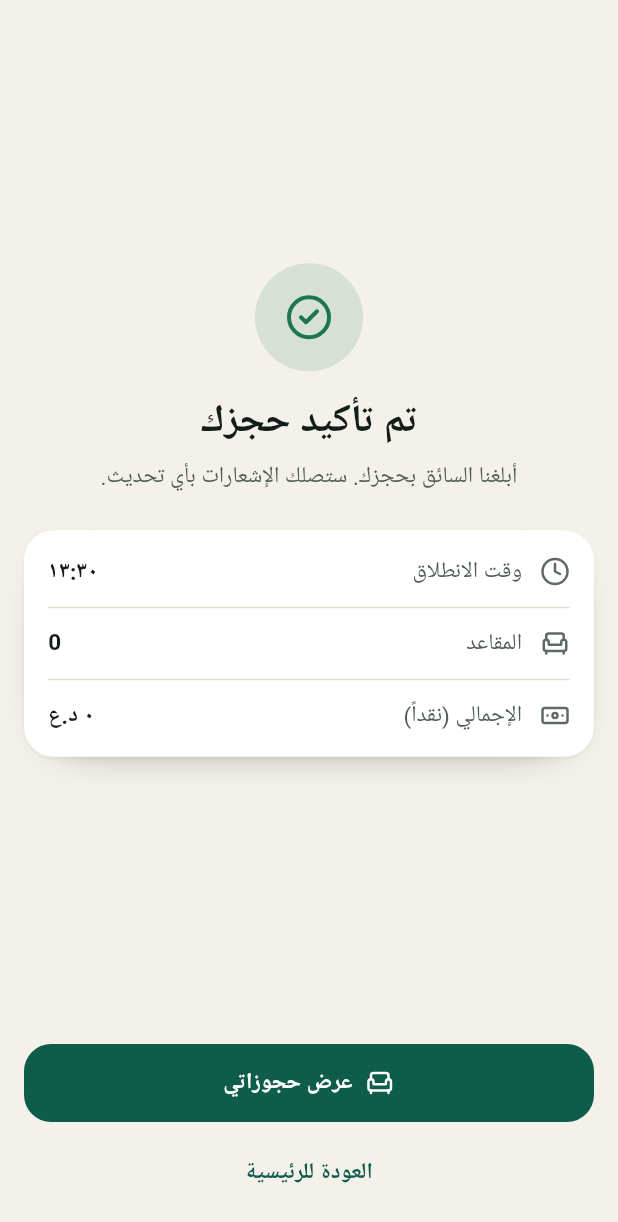
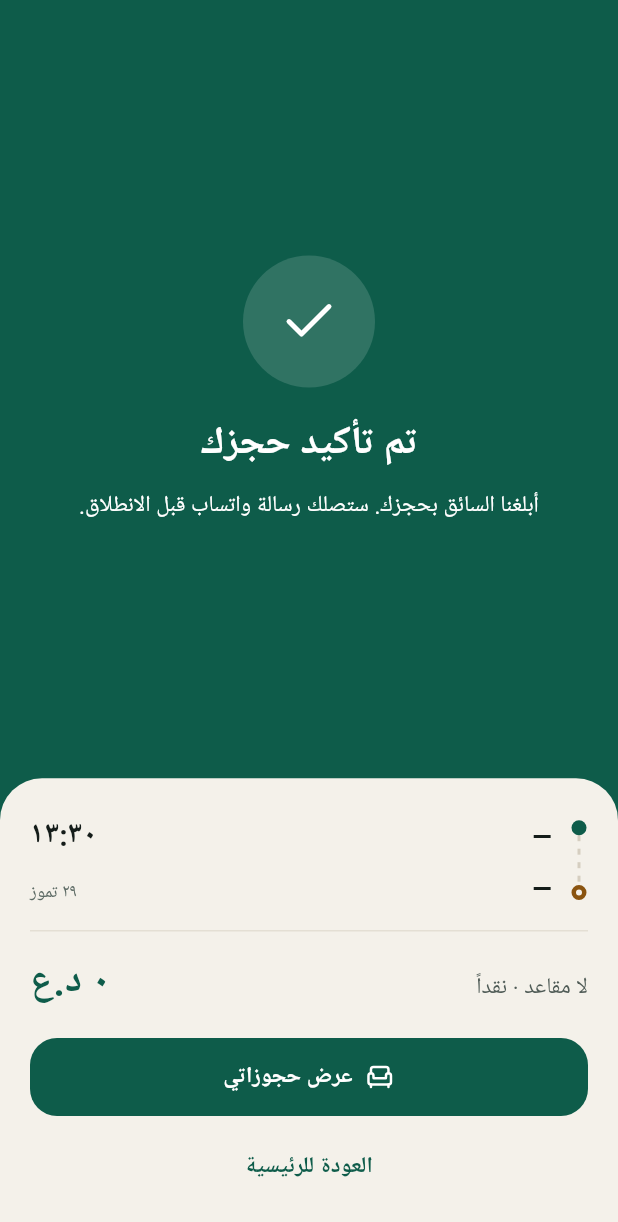
Before and after one commit to jaafer272007-design/taxi-app, a Flutter app: the BookingConfirmationScreen screen opened directly with empty values, on a phone screen of 412 x 824 dp. Shown: the top 1222 px of the screen. Run offline on Flutter 3.47's test engine with Material 3 defaults, Android fonts, the phone set to English and light mode, and no system bars; our stand-ins replace dio, flutter_map, flutter_secure_storage, geolocator, google_fonts, image_picker and 3 more; accounts and stored records are empty; Roboto replaces fonts that are missing (Cairo).

Commit message:
fix(rider): const _SectionLabel + full-bleed confirmation screen [update-goldens]
Two changes:

1. flutter analyze failed on prefer_const_constructors for the two
   _SectionLabel call sites. Worth noting for later screens: analyze here
   exits non-zero on INFO-level lints, not just errors.

2. Confirmation screen rebuilt full-bleed per the hand-off — a pine field
   carrying the confirmation with the recap sheet rising over it, rather than
   another card in a scroll view. It is the one screen in the flow allowed to
   fill the display.

   Hierarchy on the pine field comes from size and weight, not opacity. The
   hand-off fades its supporting copy to 72% white; an alpha wash makes the
   measured ratio depend on the blend, so everything there uses full onPrimary
   (7.93 light / 7.64 dark) and steps down in size instead. The badge behind
   the check is pre-blended with Color.alphaBlend so it is opaque and fixed.

   The hand-off's saffron check is dropped for the same reason as the route
   rail's ring in PR 2: it works on light's dark pine but measures 1.15:1 on
   dark's bright mint.

Also adds formatSeats() to the shared numerals — Arabic has a dual, so two
seats is 'مقعدان', never '٢ مقاعد'. The booking total bar and the recap both
use it; unit-tested alongside the other numeral helpers.

Co-Authored-By: Claude Opus 5 <noreply@anthropic.com>
Claude-Session: https://claude.ai/code/session_01L3Akozve2JbXHPMwcQo6Sd

```diff
--- a/apps/rider/lib/booking/booking_confirmation_screen.dart
+++ b/apps/rider/lib/booking/booking_confirmation_screen.dart
@@ -6,9 +6,27 @@ import 'booking_api.dart';
 import 'my_bookings_controller.dart';
 import 'my_bookings_screen.dart';
 
-/// Success screen after a seat is reserved: a confirmation hero, a recap of the
-/// trip + seats + total fare, and a path to "حجوزاتي". Takes plain values (not
-/// the controller) so it outlives the booking form's provider.
+/// Success screen after a seat is reserved.
+///
+/// Full-bleed per the hand-off: a pine field carrying the confirmation, with the
+/// recap sheet rising over it. It is a moment, not another card in a list — the
+/// one screen in the flow that is allowed to fill the display.
+///
+/// Takes plain values (not the controller) so it outlives the booking form's
+/// provider.
+///
+/// ## Contrast on the pine field
+///
+/// Hierarchy here comes from **size and weight, not opacity**. The hand-off
+/// fades its supporting copy to 72% white; an alpha wash makes the measured
+/// ratio depend on the blend, so everything on the field uses full `onPrimary`
+/// (7.93:1 light / 7.64:1 dark) and steps down in size instead.
+///
+/// The hand-off also puts a saffron check in the badge. That works in light
+/// (saffron on dark pine) but not in dark, where `primary` is a bright mint and
+/// the saffron measures 1.15:1 — the same conflict as the route rail's ring in
+/// PR 2, resolved the same way: `onPrimary` ink, distinguished by the badge
+/// behind it.
 class BookingConfirmationScreen extends StatelessWidget {
   const BookingConfirmationScreen({
     super.key,
@@ -24,6 +42,9 @@ class BookingConfirmationScreen extends StatelessWidget {
   final DateTime departureTime;
   final String? originCity;
   final String? destCity;
+
+  /// Hand-off badge diameter.
+  static const double _badge = 88;
 
   void _openMyBookings(BuildContext context) {
     final api = context.read<BookingApi>();
@@ -42,60 +63,162 @@ class BookingConfirmationScreen extends StatelessWidget {
     final space = context.space;
     final colors = context.colors;
 
-    return AppScaffold(
-      bottomBar: Column(
-        mainAxisSize: MainAxisSize.min,
+    return Scaffold(
+      backgroundColor: colors.primary,
+      body: Column(
         children: [
-          AppButton(
-            label: 'عرض حجوزاتي',
-            icon: AppIcons.seat,
-            onPressed: () => _openMyBookings(context),
+          // ── The moment ────────────────────────────────────────────────
+          Expanded(
+            child: SafeArea(
+              bottom: false,
+              child: Center(
+                child: Padding(
+                  padding: EdgeInsets.symmetric(horizontal: space.xl3),
+                  child: Column(
+                    mainAxisSize: MainAxisSize.min,
+                    children: [
+                      Container(
+                        width: _badge,
+                        height: _badge,
+                        alignment: Alignment.center,
+                        decoration: BoxDecoration(
+                          // Opaque: pre-blended rather than a live alpha wash,
+                          // so the badge's contrast is fixed and measurable.
+                          color: Color.alphaBlend(
+                            colors.onPrimary.withValues(alpha: 0.14),
+                            colors.primary,
+                          ),
+                          shape: BoxShape.circle,
+                        ),
+                        child: Icon(AppIcons.check,
+                            size: space.xl4, color: colors.onPrimary),
+                      ),
+                      SizedBox(height: space.xl),
+                      Text(
+                        'تم تأكيد حجزك',
+                        textAlign: TextAlign.center,
+                        style: context.text.h1
+                            .copyWith(color: colors.onPrimary),
+                      ),
+                      SizedBox(height: space.md),
+                      Text(
+                        'أبلغنا السائق بحجزك. ستصلك رسالة واتساب قبل الانطلاق.',
+                        textAlign: TextAlign.center,
+                        style: context.text.body
+                            .copyWith(color: colors.onPrimary),
+                      ),
+                    ],
+                  ),
+                ),
+              ),
+            ),
           ),
-          SizedBox(height: space.sm),
-          AppButton(
-            label: 'العودة للرئيسية',
-            variant: AppButtonVariant.ghost,
-            onPressed: () =>
+          // ── The recap, rising over it ─────────────────────────────────
+          _RecapSheet(
+            seatCount: seatCount,
+            fare: fare,
+            departureTime: departureTime,
+            originCity: originCity,
+            destCity: destCity,
+            onOpenBookings: () => _openMyBookings(context),
+            onHome: () =>
                 Navigator.of(context).popUntil((route) => route.isFirst),
           ),
         ],
       ),
-      body: Center(
-        child: SingleChildScrollView(
-          padding: EdgeInsets.symmetric(vertical: space.xl2),
+    );
+  }
+}
+
+class _RecapSheet extends StatelessWidget {
+  const _RecapSheet({
+    required this.seatCount,
+    required this.fare,
+    required this.departureTime,
+    required this.originCity,
+    required this.destCity,
+    required this.onOpenBookings,
+    required this.onHome,
+  });
+
+  final int seatCount;
+  final int fare;
+  final DateTime departureTime;
+  final String? originCity;
+  final String? destCity;
+  final VoidCallback onOpenBookings;
+  final VoidCallback onHome;
+
+  @override
+  Widget build(BuildContext context) {
+    final space = context.space;
+    final colors = context.colors;
+
+    return Container(
+      width: double.infinity,
+      decoration: BoxDecoration(
+        color: colors.background,
+        borderRadius: context.radii.sheetTop,
+      ),
+      child: SafeArea(
+        top: false,
+        child: Padding(
+          padding: EdgeInsets.fromLTRB(
+            space.xl,
+            space.xl2,
+            space.xl,
+            space.xl,
+          ),
           child: Column(
             mainAxisSize: MainAxisSize.min,
             crossAxisAlignment: CrossAxisAlignment.stretch,
             children: [
-              Align(
-                alignment: Alignment.center,
-                child: Container(
-                  width: space.xl4 + space.xl3, // 72
-                  height: space.xl4 + space.xl3,
-                  alignment: Alignment.center,
-                  decoration: BoxDecoration(
-                    color: colors.success.withValues(alpha: 0.14),
-                    shape: BoxShape.circle,
+              RouteRail(
+                variant: RouteRailVariant.compact,
+                origin: _EndpointRow(
+                  city: originCity,
+                  trailing: Text(
+                    formatTime(departureTime),
+                    style: context.text.h2.tabular
+                        .copyWith(color: colors.textPrimary),
                   ),
-                  child: Icon(AppIcons.success,
-                      color: colors.success, size: space.xl3),
+                ),
+                destination: _EndpointRow(
+                  city: destCity,
+                  trailing: Text(
+                    formatDayShortBaghdad(departureTime),
+                    style: context.text.caption
+                        .copyWith(color: colors.textMuted),
+                  ),
                 ),
               ),
               SizedBox(height: space.lg),
-              Text('تم تأكيد حجزك',
-                  style: context.text.h1.copyWith(color: colors.textPrimary),
-                  textAlign: TextAlign.center),
+              Divider(height: 1, color: colors.border),
+              SizedBox(height: space.lg),
+              Row(
+                crossAxisAlignment: CrossAxisAlignment.baseline,
+                textBaseline: TextBaseline.alphabetic,
+                children: [
+                  Text('${formatSeats(seatCount)} · نقداً',
+                      style: context.text.body
+                          .copyWith(color: colors.textSecondary)),
+                  const Spacer(),
+                  Text(formatPrice(fare),
+                      style: context.text.h1.tabular
+                          .copyWith(color: colors.primary)),
+                ],
+              ),
+              SizedBox(height: space.xl),
+              AppButton(
+                label: 'عرض حجوزاتي',
+                icon: AppIcons.seat,
+                onPressed: onOpenBookings,
+              ),
               SizedBox(height: space.sm),
-              Text('أبلغنا السائق بحجزك. ستصلك الإشعارات بأي تحديث.',
-                  style: context.text.body.copyWith(color: colors.textSecondary),
-                  textAlign: TextAlign.center),
-              SizedBox(height: space.xl2),
-              _SummaryCard(
-                seatCount: seatCount,
-                fare: fare,
-                departureTime: departureTime,
-                originCity: originCity,
-                destCity: destCity,
+              AppButton(
+                label: 'العودة للرئيسية',
+                variant: AppButtonVariant.ghost,
+                onPressed: onHome,
               ),
             ],
           ),
@@ -105,90 +228,28 @@ class BookingConfirmationScreen extends StatelessWidget {
   }
 }
 
-class _SummaryCard extends StatelessWidget {
-  const _SummaryCard({
-    required this.seatCount,
-    required this.fare,
-    required this.departureTime,
-    this.originCity,
-    this.destCity,
-  });
+/// A city on the recap rail, with its time/date on the trailing edge.
+class _EndpointRow extends StatelessWidget {
+  const _EndpointRow({required this.city, required this.trailing});
 
-  final int seatCount;
-  final int fare;
-  final DateTime departureTime;
-  final String? originCity;
-  final String? destCity;
+  final String? city;
+  final Widget trailing;
 
   @override
   Widget build(BuildContext context) {
-    final route = (originCity != null && destCity != null)
-        ? '${cityArName(originCity!)} إلى ${cityArName(destCity!)}'
-        : null;
-
-    return AppCard(
-      child: Column(
-        children: [
-          if (route != null)
-            _Row(icon: AppIcons.route, label: 'المسار', value: route),
-          _Row(
-            icon: AppIcons.clock,
-            label: 'وقت الانطلاق',
-            value: formatTime(departureTime),
+    return Row(
+      crossAxisAlignment: CrossAxisAlignment.baseline,
+      textBaseline: TextBaseline.alphabetic,
+      children: [
+        Expanded(
+          child: Text(
+            city == null ? '—' : cityArName(city!),
+            style: context.text.title,
+            maxLines: 1,
+            overflow: TextOverflow.ellipsis,
           ),
-          _Row(
-            icon: AppIcons.seat,
-            label: 'المقاعد',
-            value: '$seatCount',
-          ),
-          _Row(
-            icon: AppIcons.cash,
-            label: 'الإجمالي (نقداً)',
-            value: formatPrice(fare),
-            last: true,
-          ),
-        ],
-      ),
-    );
-  }
-}
-
-class _Row extends StatelessWidget {
-  const _Row({
-    required this.icon,
-    required this.label,
-    required this.value,
-    this.last = false,
-  });
-
-  final IconData icon;
-  final String label;
-  final String value;
-  final bool last;
-
-  @override
-  Widget build(BuildContext context) {
-    final colors = context.colors;
-    final space = context.space;
-    return Column(
-      children: [
-        Row(
-          children: [
-            Icon(icon, size: space.xl, color: colors.textMuted),
-            SizedBox(width: space.md),
-            Text(label,
-                style: context.text.body.copyWith(color: colors.textSecondary)),
-            const Spacer(),
-            Text(value,
-                style: context.text.bodyStrong.tabular
-                    .copyWith(color: colors.textPrimary)),
-          ],
         ),
-        if (!last) ...[
-          SizedBox(height: space.md),
-          Divider(height: 1, color: colors.border),
-          SizedBox(height: space.md),
-        ],
+        trailing,
       ],
     );
   }
--- a/apps/rider/lib/booking/booking_screen.dart
+++ b/apps/rider/lib/booking/booking_screen.dart
@@ -103,11 +103,11 @@ class _BookingScreenState extends State<BookingScreen> {
           SizedBox(height: space.md),
           _TripSummaryCard(controller: c),
           SizedBox(height: space.xl),
-          _SectionLabel('اختر مقاعدك'),
+          const _SectionLabel('اختر مقاعدك'),
           SizedBox(height: space.sm),
           _SeatPicker(controller: c),
           SizedBox(height: space.xl),
-          _SectionLabel('من الباب إلى الباب'),
+          const _SectionLabel('من الباب إلى الباب'),
           SizedBox(height: space.sm),
           _DoorToDoorCard(
             controller: c,
@@ -484,7 +484,7 @@ class _ConfirmBar extends StatelessWidget {
             crossAxisAlignment: CrossAxisAlignment.baseline,
             textBaseline: TextBaseline.alphabetic,
             children: [
-              Text('الإجمالي · ${formatCount(seatCount)} مقعد',
+              Text('الإجمالي · ${formatSeats(seatCount)}',
                   style: context.text.label
                       .copyWith(color: colors.textSecondary)),
               const Spacer(),
--- a/packages/shared/lib/format/numerals.dart
+++ b/packages/shared/lib/format/numerals.dart
@@ -101,6 +101,17 @@ String formatPrice(int amount) => formatIqd(amount, withSuffix: true);
 /// A plain whole number in Arabic-Indic digits — seat counts, trip counts.
 String formatCount(int value) => toArabicDigits(value.toString());
 
+/// A seat count as an Arabic noun phrase — `مقعد واحد` / `مقعدان` / `٣ مقاعد`.
+///
+/// Arabic has a **dual**, so two seats is "مقعدان", never "٢ مقاعد". Screens
+/// must not build this by interpolating a number in front of a fixed noun.
+String formatSeats(int count) => switch (count) {
+      <= 0 => 'لا مقاعد',
+      1 => 'مقعد واحد',
+      2 => 'مقعدان',
+      _ => '${formatCount(count)} مقاعد',
+    };
+
 /// A rating with one decimal, using the Arabic decimal separator — `4.8` → `٤٫٨`.
 String formatRating(double value) {
   final fixed = value.toStringAsFixed(1);
```
Also changed, not shown: 2 other files.
